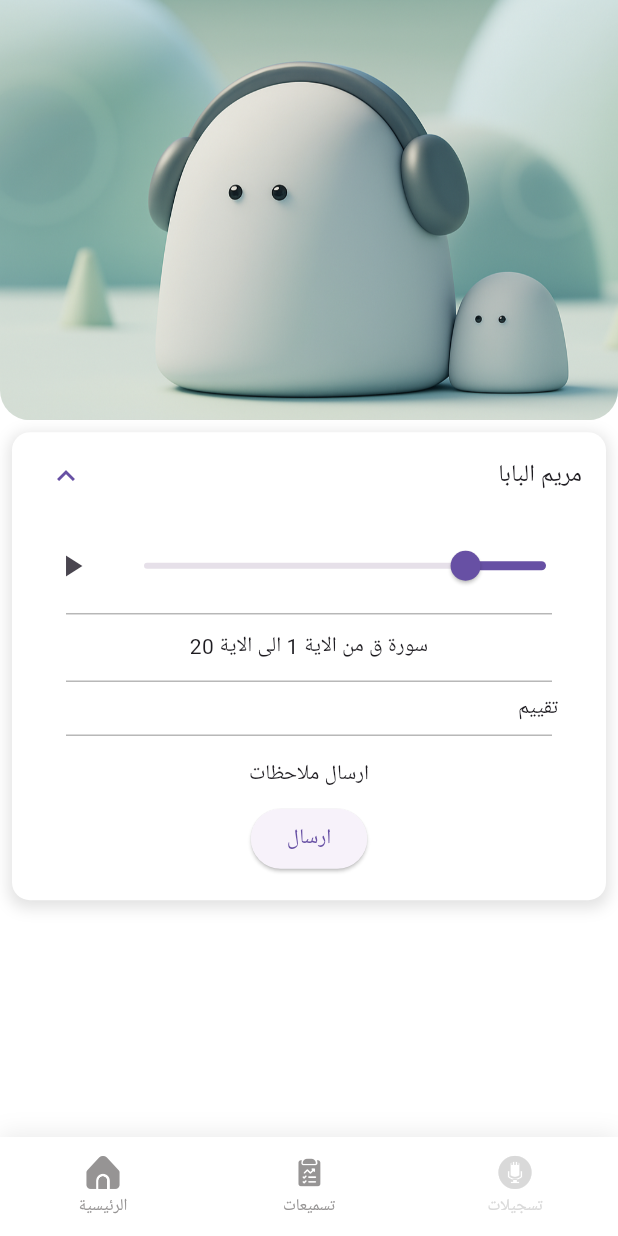
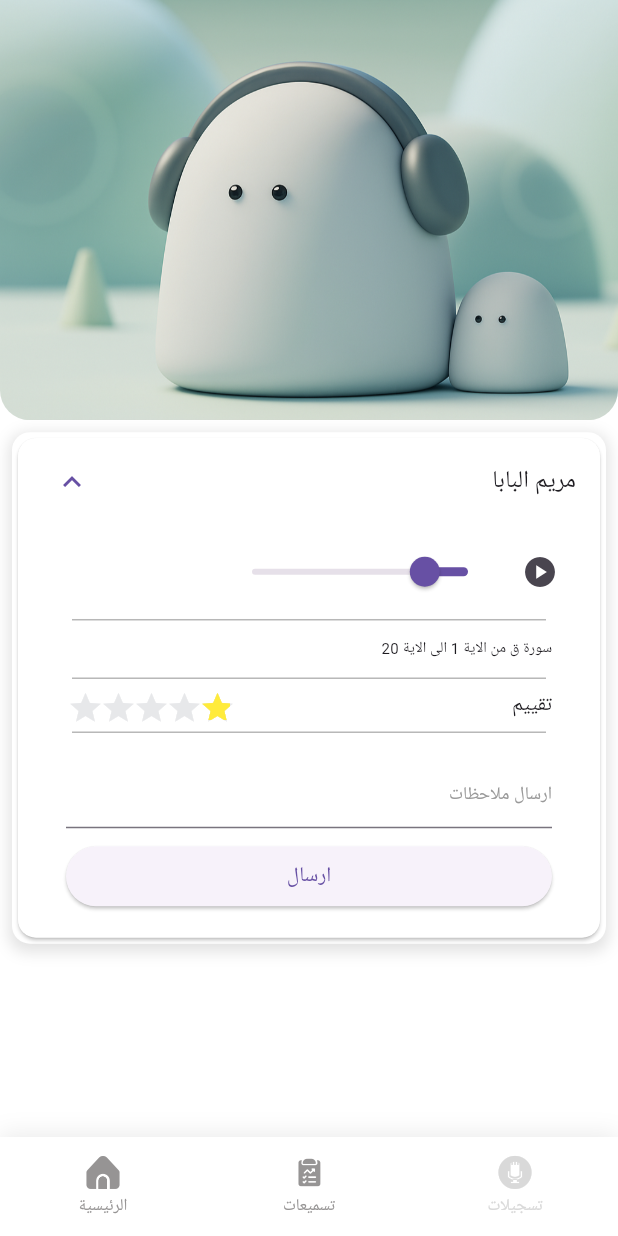
Before and after one commit to maryamalbaba/Migrass_teacher_app, a Flutter app: the CoreUi screen opened by its route, after a tap on "مريم البابا", on a phone screen of 412 x 824 dp. Run offline on Flutter 3.47's test engine with Material 3 defaults, Android fonts, the phone set to English and light mode, and no system bars; drawn by our look-alikes of awesome_bottom_bar, flutter_rating_stars; our stand-ins replace audioplayers, bloc, dartz, dio, equatable, flutter_bloc and 7 more; missing offline and left inert: curl_logger_dio_interceptor; accounts and stored records are empty; network calls fail.

Commit message:
record Ui

```diff
--- a/lib/features/records/presentation/recordsUI.dart
+++ b/lib/features/records/presentation/recordsUI.dart
@@ -1,17 +1,27 @@
 import 'package:audioplayers/audioplayers.dart';
 import 'package:flutter/material.dart';
+import 'package:flutter_rating_stars/flutter_rating_stars.dart';
 import 'package:teacher/core/resource/assets_manager.dart';
 import 'package:teacher/core/resource/colors_manager.dart';
 
-class RecordsUi extends StatelessWidget {
+class RecordsUi extends StatefulWidget {
   RecordsUi({super.key});
+
+  @override
+  State<RecordsUi> createState() => _RecordsUiState();
+}
+
+class _RecordsUiState extends State<RecordsUi> {
   AudioPlayer player = AudioPlayer();
+
+  double value = 1;
 
   @override
   Widget build(BuildContext context) {
     return Container(
       color: Colors.white,
       child: Column(
+        crossAxisAlignment: CrossAxisAlignment.start,
         children: [
           Container(
             width: double.infinity,
@@ -31,7 +41,8 @@ class RecordsUi extends StatelessWidget {
             padding: const EdgeInsets.all(8.0),
             child: Theme(
               data: Theme.of(context).copyWith(
-                dividerColor: Colors.transparent, //  بيخفي الخط الفاصل التلقائي لمشا ما يطلعلي معلم
+                dividerColor: Colors
+                    .transparent, //  بيخفي الخط الفاصل التلقائي لمشا ما يطلعلي معلم
                 splashColor: Colors.transparent, //  بيخفي تأثير الضغط
                 highlightColor: Colors.transparent,
               ),
@@ -48,6 +59,8 @@ class RecordsUi extends StatelessWidget {
                     ),
                   ],
                 ),
+                child: Card(
+                  color: white,
                   child: ExpansionTile(
                     title: const Text("مريم البابا"),
                     expandedAlignment: Alignment.centerLeft,
@@ -57,13 +70,14 @@ class RecordsUi extends StatelessWidget {
                       Row(
                         children: [
                           Expanded(
-                          child: Slider(
-                            value: 2,
-                            min: 0,
-                            max: 10,
-                            onChanged: (value) {},
-                          ),
-                        ),
+
+                            child:Column(
+crossAxisAlignment: CrossAxisAlignment.start,
+                              children: [
+                                Row(
+children: [
+
+
                           IconButton(
                             onPressed: () {
                               // player.setSourceUrl(
@@ -72,14 +86,24 @@ class RecordsUi extends StatelessWidget {
                               player.setSource(
                                   AssetSource('sounds/1B6OkGDfBEw.mp3'));
 
-
                               player.resume();
                             },
-                          icon: const Icon(Icons.play_arrow),
+                            icon: const Icon(Icons.play_circle),
+                          ),
+
+   Slider(
+                              value: 2,
+                              min: 0,
+                              max: 10,
+                              onChanged: (value) {},
                             ),
 ],
+
                                 ),
-                    const Divider(
+
+
+
+                       Divider(
                         color: Color.fromARGB(255, 183, 183, 183),
                         indent: 20,
                         endIndent: 20,
@@ -87,7 +111,9 @@ class RecordsUi extends StatelessWidget {
                       const Padding(
                         padding:
                             EdgeInsets.symmetric(horizontal: 16, vertical: 4),
-                      child: Text("سورة ق من الاية 1 الى الاية 20"),
+                        child: Text("سورة ق من الاية 1 الى الاية 20",style: TextStyle(fontSize: 10),
+                         textAlign: TextAlign.right,
+                        ),
                       ),
                       const Divider(
                         color: Color.fromARGB(255, 183, 183, 183),
@@ -97,9 +123,41 @@ class RecordsUi extends StatelessWidget {
                       Padding(
                         padding: const EdgeInsets.symmetric(horizontal: 16),
                         child: Row(
-                        children: const [
+                          children:  [
                             Text("تقييم"),
                             Spacer(),
+                            RatingStars(
+                              value: value,
+                              onValueChanged: (v) {
+                                //
+                                setState(() {
+                                  value = v;
+                                });
+                              },
+                              starBuilder: (index, color) => Icon(
+                                Icons.star,
+                                color: color,
+                              ),
+                              starCount: 5,
+                              starSize: 20,
+                              valueLabelColor: const Color(0xff9b9b9b),
+                              // valueLabelTextStyle: const TextStyle(
+                              //     color: Colors.white,
+                              //     fontWeight: FontWeight.w400,
+                              //     fontStyle: FontStyle.normal,
+                              //     fontSize: 12.0),
+                              valueLabelRadius: 10,
+                              //maxValue: 5,
+                              starSpacing: 2,
+                              maxValueVisibility: true,
+                              valueLabelVisibility: false,
+                              animationDuration: Duration(milliseconds: 1000),
+                              valueLabelPadding: const EdgeInsets.symmetric(
+                                  vertical: 1, horizontal: 8),
+                              valueLabelMargin: const EdgeInsets.only(right: 8),
+                              starOffColor: const Color(0xffe7e8ea),
+                              starColor: Colors.yellow,
+                            ),
                           ],
                         ),
                       ),
@@ -108,20 +166,33 @@ class RecordsUi extends StatelessWidget {
                         indent: 20,
                         endIndent: 20,
                       ),
-                    const Padding(
+                      Padding(
                         padding:
-                          EdgeInsets.symmetric(horizontal: 16, vertical: 8),
-                      child: Text("ارسال ملاحظات"),
+                            const EdgeInsets.symmetric(horizontal: 16, vertical: 8),
+                        child: TextFormField(
+                          decoration: InputDecoration(
+                            hintText: "ارسال ملاحظات",
+                            hintStyle: TextStyle(
+                              fontSize: 12,
+                              color: gray
+                            )
+                          ),
+                        )
                       ),
                       Padding(
                         padding: const EdgeInsets.symmetric(horizontal: 16),
                         child: ElevatedButton(
                           onPressed: () {},
-                        child: const Text("ارسال"),
+                          child: Center(child: const Text("ارسال")),
                         ),
                       ),
                       const SizedBox(height: 8),
+
+                        ]),
+                      )
+                       ]   )
                     ],
+                  ),
                 ),
               ),
             ),
--- a/lib/main.dart
+++ b/lib/main.dart
@@ -22,7 +22,7 @@ void main()async {
    WidgetsFlutterBinding.ensureInitialized();
    await SharedPreferencesManger.instance.initSharedPreferences();
     await FlutterLocalization.instance.ensureInitialized();
-   await SharedPreferencesManger.instance.remove(SharedPreferencesKeys.token);
+  // await SharedPreferencesManger.instance.remove(SharedPreferencesKeys.token);
   runApp(const MyApp());
 }
  final FlutterLocalization _localization = FlutterLocalization.instance;
--- a/pubspec.yaml
+++ b/pubspec.yaml
@@ -51,6 +51,7 @@ dependencies:
   equatable: ^2.0.7
   flutter_screenutil: ^5.9.3
   intl: ^0.19.0
+  flutter_rating_stars: ^1.1.0
 
 dev_dependencies:
   flutter_test:
```
Also changed, not shown: pubspec.lock. Lines whose indentation alone changed are shown as unchanged.
